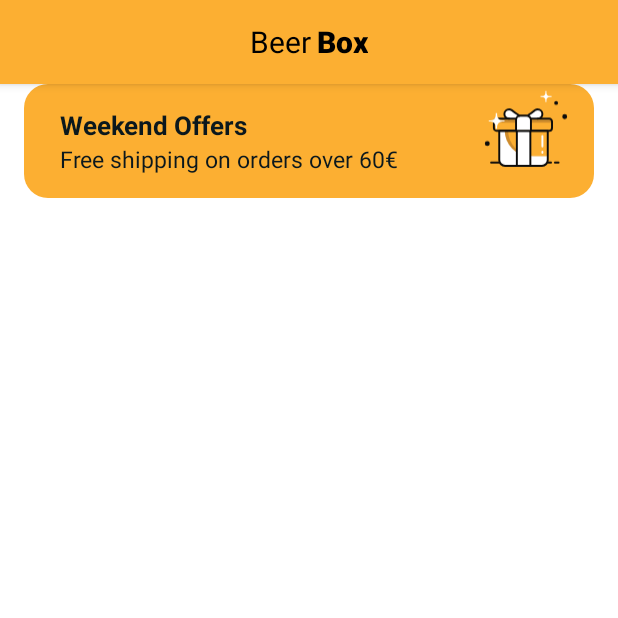
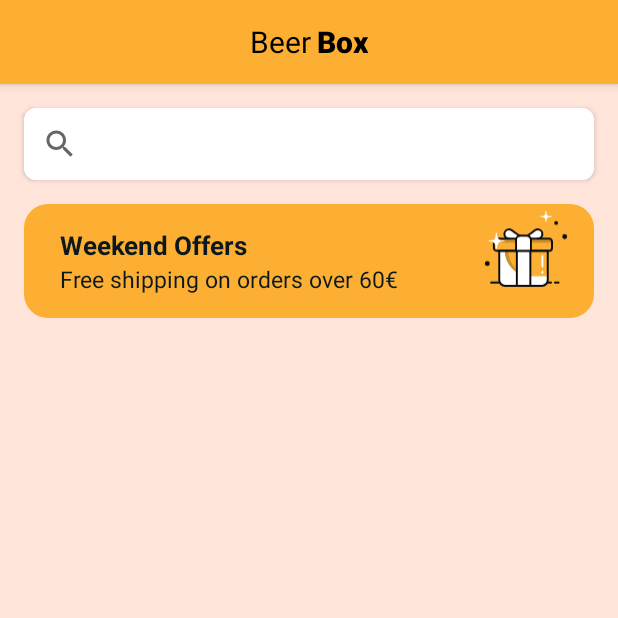
Before and after one commit to BoFu001/BeerBox, an Android app: the screen it shows after launch (BeerActivity), on a phone screen of 412 x 824 dp, the top half of it. Run offline under Robolectric (Android 15) with nearby library versions, the phone set to English and light mode, and no system bars.

Commit message:
add searchView

```diff
--- a/app/src/main/java/com/bofu/beerbox/activities/BeerActivity.kt
+++ b/app/src/main/java/com/bofu/beerbox/activities/BeerActivity.kt
@@ -23,8 +23,8 @@ class BeerActivity : AppCompatActivity() {
 
     private val TAG = javaClass.simpleName
     private val binding: ActivityBeerBinding by lazy { ActivityBeerBinding.inflate(layoutInflater) }
-    private val beerAdapter = BeerAdapter(mutableListOf(), this::selectBeer)
-
+    private val beerAdapter by lazy { BeerAdapter(mutableListOf(), this::selectBeer) }
+    // The beerViewModel is scoped to `this` Activity
     private val beerViewModel: BeerViewModel by viewModels {
         ViewModelFactory(application, BeerService())
     }
@@ -85,5 +85,8 @@ class BeerActivity : AppCompatActivity() {
 
     private fun selectBeer(beer: Beer, position:Int){
         Log.d(TAG, "beer: ${beer.name}, position: $position")
+
+        // Test the code performance
+        //beerViewModel.measureNanoTime()
     }
 }
--- a/app/src/main/java/com/bofu/beerbox/viewModels/BeerViewModel.kt
+++ b/app/src/main/java/com/bofu/beerbox/viewModels/BeerViewModel.kt
@@ -1,6 +1,7 @@
 package com.bofu.beerbox.viewModels
 
 import android.app.Application
+import android.util.Log
 import androidx.lifecycle.AndroidViewModel
 import androidx.lifecycle.LiveData
 import androidx.lifecycle.MutableLiveData
@@ -10,10 +11,12 @@ import com.bofu.beerbox.models.Beer
 import com.bofu.beerbox.models.NetworkResult
 import com.bofu.beerbox.models.UiState
 import com.bofu.beerbox.services.BeerService
+import kotlinx.coroutines.Dispatchers
 import kotlinx.coroutines.flow.MutableStateFlow
 import kotlinx.coroutines.flow.StateFlow
 import kotlinx.coroutines.flow.update
 import kotlinx.coroutines.launch
+import kotlin.system.measureNanoTime
 
 class BeerViewModel(
 
@@ -37,18 +40,19 @@ class BeerViewModel(
     val uiStateFlow: StateFlow<UiState> = _uiStateFlow
 
     init {
-        fetchData()
+        if(checkConnection()) fetchData()
     }
 
     private fun fetchData() {
 
-        if(!checkConnection()) return
 
-        // viewModelScope is automatically canceled if the ViewModel is cleared.
-        viewModelScope.launch {
 
+        // The viewModelScope is automatically canceled if the ViewModel is cleared.
+        // This dispatcher is optimized to perform disk or network I/O outside of the main thread.
+        viewModelScope.launch(Dispatchers.IO) {
+            Log.d(TAG, "fetchData, running on thread:" + Thread.currentThread().name)
             _uiStateFlow.update {it.copy(isLoading = true)}
-            _beerLiveData.value = beerService.getBeers()
+            _beerLiveData.postValue(beerService.getBeers())
             _uiStateFlow.update {it.copy(isLoading = false)}
         }
     }
@@ -60,4 +64,19 @@ class BeerViewModel(
         return isConnected
     }
 
+
+    // The function used to measure execution time of Android code
+    fun measureNanoTime(){
+        val elapsedTime = measureNanoTime {
+            fetchData()
+        }
+        Log.d(TAG, "measureNanoTime: $elapsedTime")
+
+        /**
+         * Calling fetchData() with Dispatchers.IO can radically improve the performant of execution of code.
+         * The result has shown as follow:
+         * Dispatchers.IO    measureNanoTime: 1880209, 1356771, 1435937, 1345312, 1093750, 1837500, 1757292
+         * Dispatchers.Main  measureNanoTime: 5459896, 4825000, 3920313, 4184375, 5897917, 8667708, 10731250
+         */
+    }
 }
--- a/app/src/main/res/drawable-night/beer.xml
+++ b/app/src/main/res/drawable-night/beer.xml
@@ -11,7 +11,7 @@
             <path
                 android:name="path"
                 android:pathData="M 35.619 43.73 L 35.619 32.638 C 35.619 30.146 34.538 28.502 34.538 28.502 C 34.115 28.032 34.068 27.468 34.068 27.468 L 33.269 19.712 L 33.645 19.712 C 33.598 19.008 32.799 18.96 32.799 18.96 L 31.248 18.96 C 31.248 18.96 30.449 18.96 30.402 19.712 L 30.778 19.712 L 29.932 27.515 C 29.932 27.515 29.885 28.078 29.462 28.549 C 29.462 28.549 28.381 30.194 28.381 32.684 L 28.381 43.776 C 28.381 43.776 28.24 45.139 29.697 45.139 L 34.303 45.139 C 35.76 45.093 35.619 43.73 35.619 43.73 Z"
-                android:strokeColor="@color/white"
+                android:strokeColor="@color/yellow_500"
                 android:strokeWidth="1"
                 android:trimPathEnd="0"
                 android:strokeLineCap="round"/>
--- a/app/src/main/res/drawable/beer.xml
+++ b/app/src/main/res/drawable/beer.xml
@@ -11,7 +11,7 @@
             <path
                 android:name="path"
                 android:pathData="M 35.619 43.73 L 35.619 32.638 C 35.619 30.146 34.538 28.502 34.538 28.502 C 34.115 28.032 34.068 27.468 34.068 27.468 L 33.269 19.712 L 33.645 19.712 C 33.598 19.008 32.799 18.96 32.799 18.96 L 31.248 18.96 C 31.248 18.96 30.449 18.96 30.402 19.712 L 30.778 19.712 L 29.932 27.515 C 29.932 27.515 29.885 28.078 29.462 28.549 C 29.462 28.549 28.381 30.194 28.381 32.684 L 28.381 43.776 C 28.381 43.776 28.24 45.139 29.697 45.139 L 34.303 45.139 C 35.76 45.093 35.619 43.73 35.619 43.73 Z"
-                android:strokeColor="@color/black"
+                android:strokeColor="@color/pink_700"
                 android:strokeWidth="1"
                 android:trimPathEnd="0"
                 android:strokeLineCap="round"/>
--- a/app/src/main/res/layout/activity_beer.xml
+++ b/app/src/main/res/layout/activity_beer.xml
@@ -1,5 +1,5 @@
 <?xml version="1.0" encoding="utf-8"?>
-    <androidx.constraintlayout.widget.ConstraintLayout
+<androidx.constraintlayout.widget.ConstraintLayout
     xmlns:android="http://schemas.android.com/apk/res/android"
     xmlns:app="http://schemas.android.com/apk/res-auto"
     xmlns:tools="http://schemas.android.com/tools"
@@ -7,10 +7,34 @@
     android:layout_height="match_parent"
     android:theme="@style/Theme.BeerBox">
 
+    <androidx.cardview.widget.CardView
+        android:id="@+id/beer_search_view"
+        android:layout_width="match_parent"
+        android:layout_height="wrap_content"
+        app:cardCornerRadius="8dp"
+        android:layout_marginTop="16dp"
+        android:layout_marginStart="16dp"
+        android:layout_marginEnd="16dp"
+        app:layout_constraintTop_toTopOf="parent"
+        app:layout_constraintStart_toStartOf="parent"
+        app:layout_constraintEnd_toEndOf="parent">
+
+        <androidx.appcompat.widget.SearchView
+            android:layout_width="match_parent"
+            android:layout_height="wrap_content"
+            style="@style/Theme.BeerBox.SearchView"/>
+
+    </androidx.cardview.widget.CardView>
+
     <include
         android:id="@+id/beer_gift_view"
         layout="@layout/gift_view"
-        app:layout_constraintTop_toTopOf="parent"
+        android:layout_width="match_parent"
+        android:layout_height="wrap_content"
+        android:layout_marginTop="16dp"
+        android:layout_marginStart="16dp"
+        android:layout_marginEnd="16dp"
+        app:layout_constraintTop_toBottomOf="@+id/beer_search_view"
         app:layout_constraintStart_toStartOf="parent"
         app:layout_constraintEnd_toEndOf="parent"/>
 
--- a/app/src/main/res/values-night/splash.xml
+++ b/app/src/main/res/values-night/splash.xml
@@ -1,7 +1,7 @@
 <?xml version="1.0" encoding="utf-8"?>
 <resources>
     <style name="Theme.App.Starting" parent="Theme.SplashScreen">
-        <item name="windowSplashScreenBackground">@color/black</item>
+        <item name="windowSplashScreenBackground">@color/black3</item>
         <item name="windowSplashScreenAnimatedIcon">@drawable/beer</item>
         <item name="windowSplashScreenAnimationDuration">1500</item>
         <item name="postSplashScreenTheme">@style/Theme.BeerBox</item>
--- a/app/src/main/res/values-night/themes.xml
+++ b/app/src/main/res/values-night/themes.xml
@@ -13,6 +13,7 @@
         <item name="android:statusBarColor">@color/black2</item>
         <!-- Tool Bar Style. -->
         <item name="toolbarStyle">@style/Theme.BeerBox.NavigationBar.Background</item>
+        <!-- Background Color. -->
         <item name="android:colorBackground">@color/black3</item>
     </style>
 
@@ -30,4 +31,8 @@
     <style name="Theme.BeerBox.NavigationBar.Background" parent="Widget.MaterialComponents.Toolbar.Primary">
         <item name="android:background">@color/black3</item>
     </style>
+
+    <style name="Theme.BeerBox.SearchView" parent="Widget.AppCompat.SearchView">
+        <item name="android:background">@color/black4</item>
+    </style>
 </resources>
--- a/app/src/main/res/values/splash.xml
+++ b/app/src/main/res/values/splash.xml
@@ -1,7 +1,7 @@
 <?xml version="1.0" encoding="utf-8"?>
 <resources>
     <style name="Theme.App.Starting" parent="Theme.SplashScreen">
-        <item name="windowSplashScreenBackground">@color/white</item>
+        <item name="windowSplashScreenBackground">@color/pink_200</item>
         <item name="windowSplashScreenAnimatedIcon">@drawable/beer</item>
         <item name="windowSplashScreenAnimationDuration">1500</item>
         <item name="postSplashScreenTheme">@style/Theme.BeerBox</item>
--- a/app/src/main/res/values/themes.xml
+++ b/app/src/main/res/values/themes.xml
@@ -13,7 +13,8 @@
         <item name="android:statusBarColor">?attr/colorPrimaryVariant</item>
         <!-- Tool Bar Style. -->
         <item name="toolbarStyle">@style/Theme.BeerBox.NavigationBar.Background</item>
-        <item name="android:colorBackground">@color/white</item>
+        <!-- Background Color. -->
+        <item name="android:colorBackground">@color/pink_200</item>
     </style>
 
     <style name="Theme.BeerBox.NavigationBar.Title" parent="TextAppearance.AppCompat.Widget.ActionBar.Title">
@@ -30,4 +31,8 @@
     <style name="Theme.BeerBox.NavigationBar.Background" parent="Widget.MaterialComponents.Toolbar.Primary">
         <item name="android:background">@color/yellow_500</item>
     </style>
+
+    <style name="Theme.BeerBox.SearchView" parent="Widget.AppCompat.SearchView">
+        <item name="android:background">@color/white</item>
+    </style>
 </resources>
```
